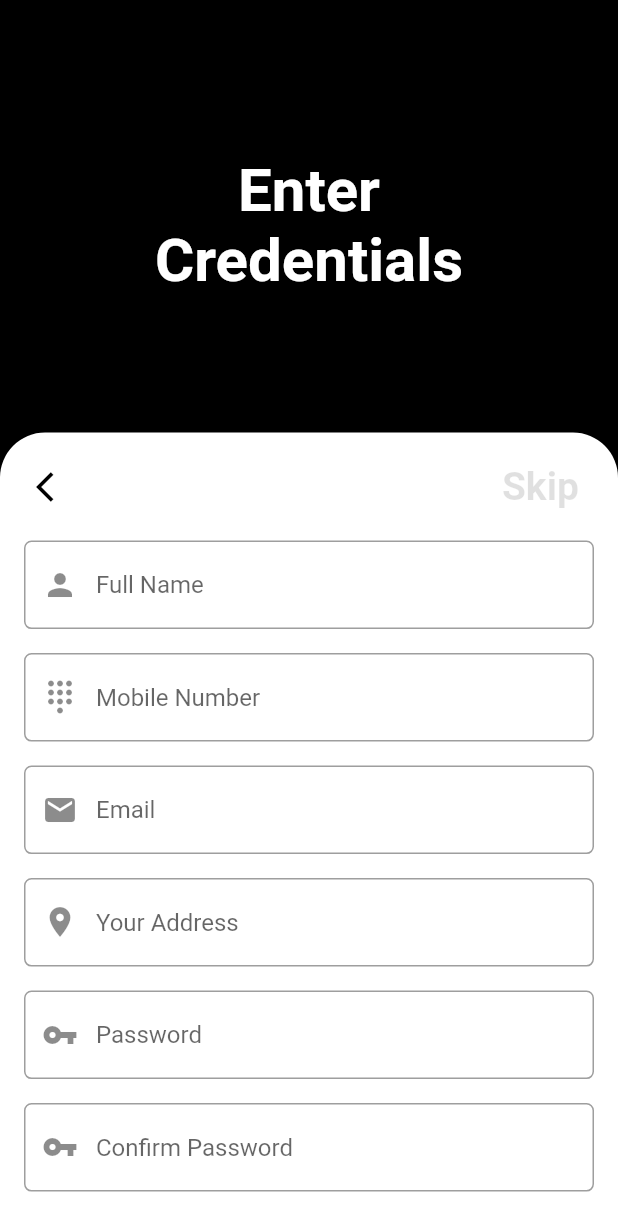
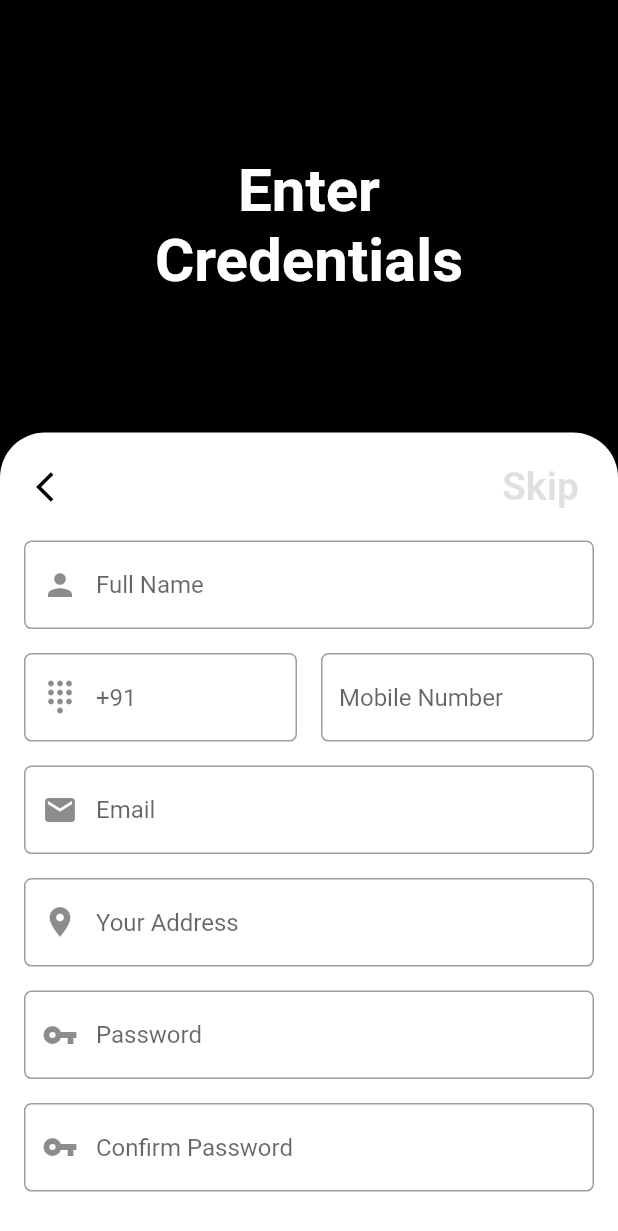
Before and after one commit to The-Graphe-A-Design-Studio/TransporterAppShipper, a Flutter app: the DriverOptionsPage screen opened directly, after a tap on "Sign In", after a tap on "Skip", after a tap on "Sign Up", on a phone screen of 412 x 824 dp. Shown: the top 1231 px of the screen. Run offline on Flutter 3.47's test engine with Material 2 defaults, Android fonts, the phone set to English and light mode, and no system bars; our stand-ins replace file_picker.

Commit message:
Sign In API - Integrated

```diff
--- a/lib/DriverOptionsPage.dart
+++ b/lib/DriverOptionsPage.dart
@@ -27,6 +27,7 @@ enum WidgetMarker {
 class _DriverOptionsPageState extends State<DriverOptionsPage> {
   WidgetMarker selectedWidgetMarker = WidgetMarker.options;
   WidgetMarker selectedBottomSheetWidgetMarker = WidgetMarker.options;
+  PostResultSignIn postResultSignIn;
 
   final GlobalKey<FormState> _formKeyCredentials = GlobalKey<FormState>();
   final GlobalKey<FormState> _formKeyDocuments = GlobalKey<FormState>();
@@ -155,6 +156,38 @@ class _DriverOptionsPageState extends State<DriverOptionsPage> {
     return postResultOne.success;
   }
 
+  Future<bool> postSignInRequest(BuildContext _context) async {
+    var url = "https://developers.thegraphe.com/transport/api/drivers/login";
+
+    var result = await http.post(url, body: {
+      'phone_code' : '91',
+      'phone': mobileNumberControllerSignIn.text.toString(),
+      'password': passwordControllerSignIn.text.toString()
+    });
+    var jsonResult = json.decode(result.body);
+    if (jsonResult['success']=='1') {
+      postResultSignIn = PostResultSignIn.fromJson(jsonResult);
+      setState(() {
+        final snackBar = SnackBar(
+          backgroundColor: Colors.green,
+          content: Text("Welcome, ${postResultSignIn.dName}!"),
+        );
+        Scaffold.of(_context).showSnackBar(snackBar);
+      });
+      return postResultSignIn.success;
+    } else {
+      PostResultOne postResultOne = PostResultOne.fromJson(jsonResult);
+      setState(() {
+        final snackBar = SnackBar(
+          backgroundColor: Colors.red,
+          content: Text(postResultOne.message),
+        );
+        Scaffold.of(_context).showSnackBar(snackBar);
+      });
+      return postResultOne.success;
+    }
+  }
+
   Future<bool> postResendOtpRequest(BuildContext _context) async {
     var url = "https://developers.thegraphe.com/transport/api/drivers/register";
 
@@ -404,7 +437,27 @@ class _DriverOptionsPageState extends State<DriverOptionsPage> {
               SizedBox(
                 height: 16.0,
               ),
-              TextFormField(
+              Row(
+                children: [
+                  Expanded(
+                    child: TextFormField(
+                      readOnly: true,
+                      decoration: InputDecoration(
+                        prefixIcon: Icon(Icons.dialpad),
+                        hintText: "+91",
+                        border: OutlineInputBorder(
+                          borderRadius: BorderRadius.circular(5.0),
+                          borderSide: BorderSide(
+                            color: Colors.amber,
+                            style: BorderStyle.solid,
+                          ),
+                        ),
+                      ),
+                    ),
+                  ),
+                  SizedBox(width: 16.0),
+                  Expanded(
+                    child: TextFormField(
                       controller: mobileNumberController,
                       keyboardType: TextInputType.number,
                       textInputAction: TextInputAction.next,
@@ -414,7 +467,6 @@ class _DriverOptionsPageState extends State<DriverOptionsPage> {
                         FocusScope.of(context).requestFocus(_email);
                       },
                       decoration: InputDecoration(
-                  prefixIcon: Icon(Icons.dialpad),
                         hintText: "Mobile Number",
                         border: OutlineInputBorder(
                           borderRadius: BorderRadius.circular(5.0),
@@ -432,6 +484,9 @@ class _DriverOptionsPageState extends State<DriverOptionsPage> {
                         }
                         return null;
                       },
+                    ),
+                  )
+                ],
               ),
               SizedBox(
                 height: 16.0,
@@ -1113,9 +1168,7 @@ class _DriverOptionsPageState extends State<DriverOptionsPage> {
                   return null;
                 },
               ),
-              SizedBox(
-                height: 16.0
-              ),
+              SizedBox(height: 16.0),
               Align(
                 alignment: Alignment.centerRight,
                 child: InkWell(
@@ -1144,7 +1197,7 @@ class _DriverOptionsPageState extends State<DriverOptionsPage> {
                     });
                     if (_formKeyOtp.currentState.validate()) {
                       postOtpVerificationRequest(context).then((value) {
-                        if (value==true) {
+                        if (value == true) {
                           print("OTP Verification Done");
                         }
                       });
@@ -1311,10 +1364,11 @@ class _DriverOptionsPageState extends State<DriverOptionsPage> {
                   splashColor: Colors.transparent,
                   onTap: () {
                     if (_formKeySignIn.currentState.validate()) {
-                      final snackBar = SnackBar(
-                        content: Text('Sign In Successful'),
-                      );
-                      Scaffold.of(context).showSnackBar(snackBar);
+                      postSignInRequest(context).then((value) {
+                        if (value==true) {
+                          print("Sign In Successful !");
+                        }
+                      });
                     }
                   },
                   child: Container(
--- a/lib/PostMethodResult.dart
+++ b/lib/PostMethodResult.dart
@@ -9,7 +9,70 @@ class PostResultOne {
 
   factory PostResultOne.fromJson(Map<String, dynamic> parsedJson) {
     return PostResultOne(
-        success: parsedJson['success']=='1' ? true : false,
+        success: parsedJson['success'] == '1' ? true : false,
         message: parsedJson['message']);
   }
 }
+
+class PostResultSignIn {
+  bool success;
+  String dId;
+  String dName;
+  String dEmail;
+  String dPhoneCode;
+  String dPhone;
+  String dPassword;
+  String dAddress;
+  String dRc;
+  String dLicense;
+  String dInsurance;
+  String dRoadTax;
+  String dRto;
+  String dPan;
+  String dBank;
+  String dIfsc;
+  bool dVerified;
+  String dRegistered;
+
+  PostResultSignIn(
+      {this.success,
+      this.dId,
+      this.dName,
+      this.dEmail,
+      this.dPhoneCode,
+      this.dPhone,
+      this.dPassword,
+      this.dAddress,
+      this.dRc,
+      this.dLicense,
+      this.dInsurance,
+      this.dRoadTax,
+      this.dRto,
+      this.dPan,
+      this.dBank,
+      this.dIfsc,
+      this.dVerified,
+      this.dRegistered});
+
+  factory PostResultSignIn.fromJson(Map<String, dynamic> parsedJson) {
+    return PostResultSignIn(
+        success: parsedJson['success'] == '1' ? true : false,
+        dId: parsedJson['d_id'],
+        dName: parsedJson['d_name'],
+        dEmail: parsedJson['d_email'],
+        dPhoneCode: parsedJson['d_phone_code'],
+        dPhone: parsedJson['d_phone'],
+        dPassword: parsedJson['d_password'],
+        dAddress: parsedJson['d_address'],
+        dRc: parsedJson['d_rc'],
+        dLicense: parsedJson['d_license'],
+        dInsurance: parsedJson['d_insurance'],
+        dRoadTax: parsedJson['d_road_tax'],
+        dRto: parsedJson['d_rto'],
+        dPan: parsedJson['d_pan'],
+        dBank: parsedJson['d_bank'],
+        dIfsc: parsedJson['d_ifsc'],
+        dVerified: parsedJson['d_verified'] == '1' ? true : false,
+        dRegistered: parsedJson['d_registered']);
+  }
+}
```
Lines whose indentation alone changed are shown as unchanged.
